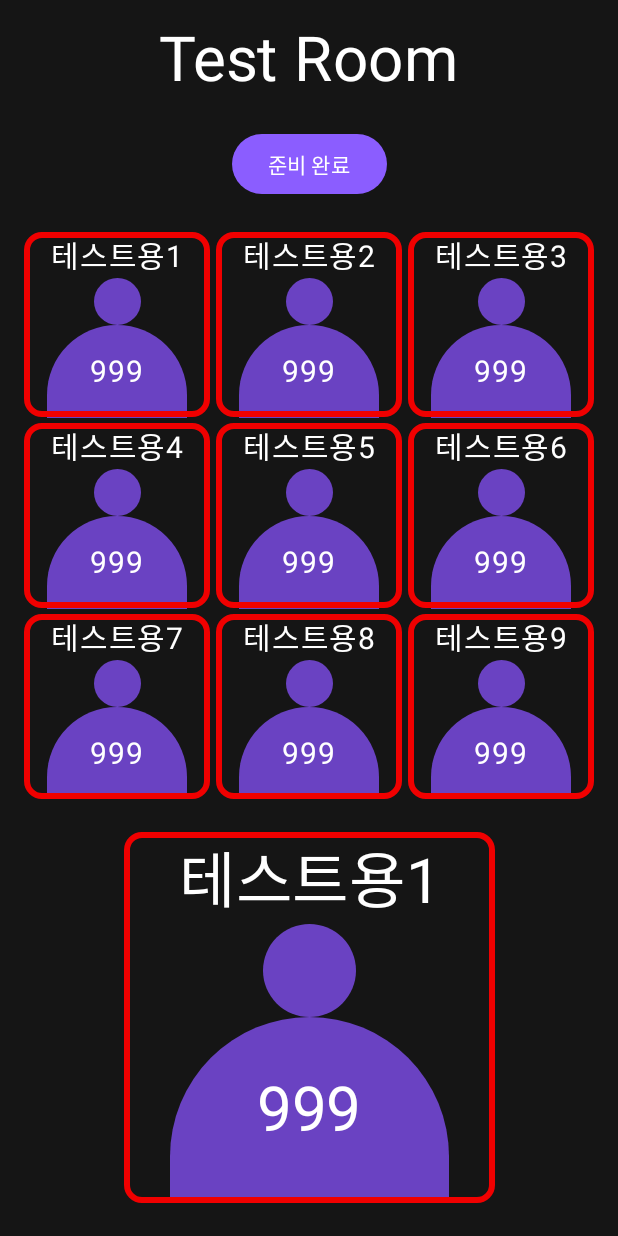
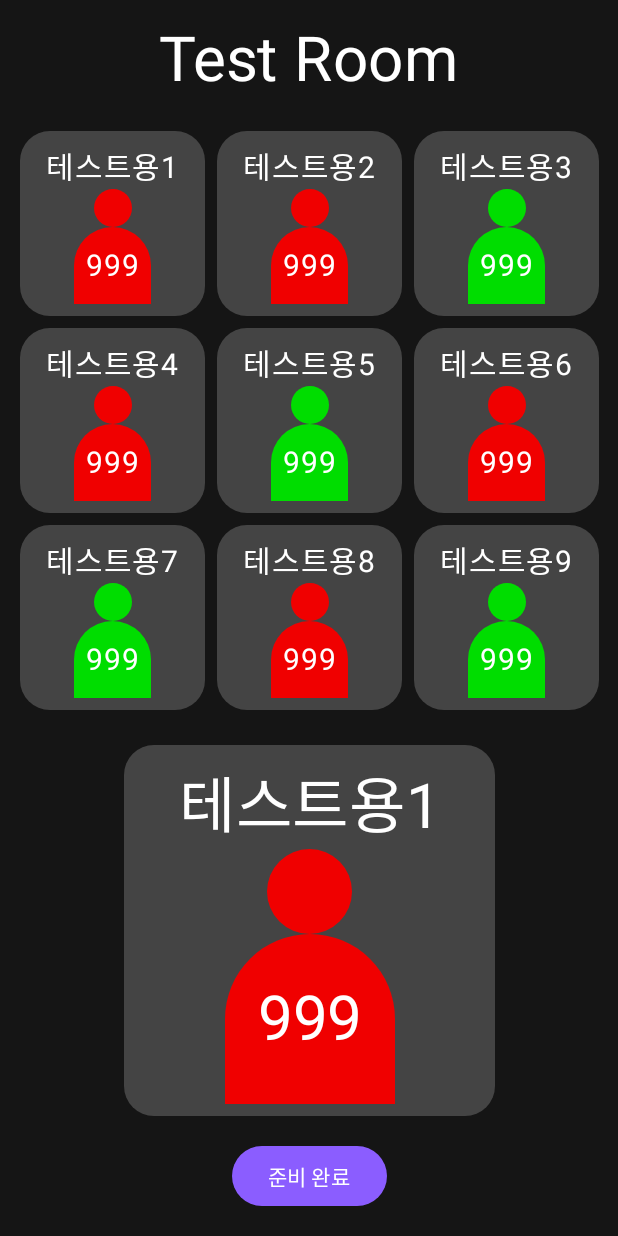
Before and after one commit to SharonProject1/SharonApp, an Android app built with Jetpack Compose: the screen it shows after launch (MainActivity), after a tap on "게임 시작", on a phone screen of 412 x 824 dp. Run offline under Robolectric (Android 15) with nearby library versions, the phone set to English and light mode, and no system bars.

Commit message:
WaitingRoom 수정

```diff
--- a/app/src/main/java/com/example/sharon/screens/WaitingRoom.kt
+++ b/app/src/main/java/com/example/sharon/screens/WaitingRoom.kt
@@ -2,13 +2,13 @@ package com.example.sharon.screens
 
 import android.content.res.Configuration
 import androidx.compose.foundation.background
-import androidx.compose.foundation.border
 import androidx.compose.foundation.layout.Arrangement
 import androidx.compose.foundation.layout.Box
 import androidx.compose.foundation.layout.Column
 import androidx.compose.foundation.layout.Spacer
 import androidx.compose.foundation.layout.aspectRatio
 import androidx.compose.foundation.layout.fillMaxSize
+import androidx.compose.foundation.layout.height
 import androidx.compose.foundation.layout.padding
 import androidx.compose.foundation.layout.size
 import androidx.compose.foundation.lazy.grid.GridCells
@@ -27,13 +27,28 @@ import androidx.compose.runtime.remember
 import androidx.compose.ui.Alignment
 import androidx.compose.ui.Modifier
 import androidx.compose.ui.draw.clip
+import androidx.compose.ui.graphics.Color
 import androidx.compose.ui.platform.LocalConfiguration
 import androidx.compose.ui.text.style.TextOverflow
 import androidx.compose.ui.tooling.preview.Preview
 import androidx.compose.ui.unit.dp
 import androidx.compose.ui.unit.sp
+import com.example.sharon.ui.theme.Green
 import com.example.sharon.ui.theme.Red
 import com.example.sharon.ui.theme.SharonTheme
+
+// 추후 삭제 요망
+val testData = listOf(
+    listOf("테스트용1", "999", "false", "true", "false"),
+    listOf("테스트용2", "999", "false", "true", "false"),
+    listOf("테스트용3", "999", "true", "true", "false"),
+    listOf("테스트용4", "999", "false", "true", "false"),
+    listOf("테스트용5", "999", "true", "true", "false"),
+    listOf("테스트용6", "999", "false", "true", "false"),
+    listOf("테스트용7", "999", "true", "true", "false"),
+    listOf("테스트용8", "999", "false", "true", "false"),
+    listOf("테스트용9", "999", "true", "true", "false")
+)
 
 class WaitingRoom {
     companion object {
@@ -42,100 +57,95 @@ class WaitingRoom {
             val screenWidth = configuration.screenWidthDp
             val screenHeight = configuration.screenHeightDp
 
-            val playerData: List<List<String>>
+            val playerData: List<List<String>> = testData
 
-            val testData = listOf(
-                listOf("테스트용1", "999", "false", "true", "false"),
-                listOf("테스트용2", "999", "false", "true", "false"),
-                listOf("테스트용3", "999", "true", "true", "false"),
-                listOf("테스트용4", "999", "false", "true", "false"),
-                listOf("테스트용5", "999", "true", "true", "false"),
-                listOf("테스트용6", "999", "false", "true", "false"),
-                listOf("테스트용7", "999", "true", "true", "false"),
-                listOf("테스트용8", "999", "false", "true", "false"),
-                listOf("테스트용9", "999", "true", "true", "false")
-            )
-            playerData = testData
-
-            val numberOfPlayers  by remember { mutableStateOf(playerData.size) }
+            val numberOfPlayers by remember { mutableStateOf(playerData.size) }
 
             Scaffold { innerPadding ->
                 Box(
                     modifier = Modifier
                         .background(MaterialTheme.colorScheme.background)
                         .fillMaxSize()
-                        .padding(innerPadding)
+                        .padding(innerPadding),
                 ) {
                     Column(
-                        modifier = Modifier
-                            .fillMaxSize()
-                            .padding(16.dp, 16.dp, 16.dp),
                         verticalArrangement = Arrangement.Center,
-                        horizontalAlignment = Alignment.CenterHorizontally
+                        horizontalAlignment = Alignment.CenterHorizontally,
+                        modifier = Modifier.fillMaxSize()
                     ) {
+                        Spacer(modifier = Modifier.height((screenHeight * 2/100).dp))
                         Text(
                             text = "Test Room",
                             fontSize = (screenWidth * 10/100).sp
                         )
-                        Spacer(modifier = Modifier.weight(1f))
-                        Button(
-                            onClick = {nextScreen()},
-                            colors = ButtonDefaults.buttonColors(
-                                containerColor = MaterialTheme.colorScheme.primary,
-                                contentColor = MaterialTheme.colorScheme.onPrimary
-                            ),
-                            modifier = Modifier.align(Alignment.CenterHorizontally)
-                        ) {
-                            Text("준비 완료")
-                        }
-                        Spacer(modifier = Modifier.weight(1f))
+                        Spacer(modifier = Modifier.height((screenHeight * 2/100).dp))
+
+                        val cellSize = screenWidth * 30/100
                         LazyVerticalGrid(
-                            horizontalArrangement = Arrangement.spacedBy((screenWidth * 1/100).dp),
-                            verticalArrangement = Arrangement.spacedBy((screenWidth * 1/100).dp),
-                            columns = GridCells.Adaptive(minSize = (screenWidth * 30/100).dp)
+                            horizontalArrangement = Arrangement.spacedBy((screenWidth * 2/100).dp, Alignment.CenterHorizontally),
+                            verticalArrangement = Arrangement.spacedBy((screenWidth * 2/100).dp, Alignment.CenterVertically),
+                            columns = GridCells.FixedSize(cellSize.dp),
+                            modifier = Modifier.weight(1f)
                         ) {
                             items(numberOfPlayers) { index ->
                                 PlayerBox(
-                                    width = (screenWidth * 30/100),
+                                    size = cellSize,
                                     index = index,
                                     screenWidth = screenWidth,
                                     playerData = playerData
                                 )
                             }
                         }
-                        Spacer(modifier = Modifier.weight(1f))
+                        Spacer(modifier = Modifier.height((screenHeight * 2/100).dp))
                         PlayerBox(
-                            width = (screenWidth * 60/100),
+                            size = (screenHeight * 30/100),
                             index = 0,
                             screenWidth = screenWidth,
                             playerData = playerData
+                        )
+                        Spacer(modifier = Modifier.height((screenHeight * 2/100).dp))
+                        Button(
+                            onClick = { nextScreen() },
+                            colors = ButtonDefaults.buttonColors(
+                                containerColor = MaterialTheme.colorScheme.primary,
+                                contentColor = MaterialTheme.colorScheme.onPrimary
                             )
-                        Spacer(modifier = Modifier.weight(1f))
+                        ) {
+                            Text("준비 완료")
+                        }
+                        Spacer(modifier = Modifier.height((screenHeight * 2/100).dp))
                     }
                 }
             }
         }
     }
 }
+
 @Composable
-fun PlayerBox(width: Int, index: Int, screenWidth: Int, playerData: List<List<String>>) {
+fun PlayerBox(size: Int, index: Int, screenWidth: Int, playerData: List<List<String>>) {
+
+    var figureColor = Red
+
+    val isReady = playerData[index][2]
+    if(isReady == "true")
+        figureColor = Green
+
     Box(
         modifier = Modifier
-            .border(
-                width = (screenWidth * 1/100).dp,
-                color = Red,
-                shape = RoundedCornerShape((screenWidth * 3/100).dp)
-            )
-            .size(width.dp)
+            .clip(RoundedCornerShape((screenWidth * 5/100).dp))
+            .background(color = Color.DarkGray)
+            .size(size.dp)
             .aspectRatio(1f)
     ) {
         Column(
             horizontalAlignment = Alignment.CenterHorizontally,
-            modifier = Modifier.fillMaxSize()
+            modifier = Modifier
+                .padding(top = (screenWidth * 2/100).dp, bottom = (screenWidth * 2/100).dp)
+                .fillMaxSize()
         ) {
             Text(
                 text = playerData[index][0],
-                fontSize = (width/6).sp,
+                fontSize = (size/6).sp,
                 maxLines = 1,
                 overflow = TextOverflow.Ellipsis
             )
@@ -150,22 +160,23 @@ fun PlayerBox(width: Int, index: Int, screenWidth: Int, playerData: List<List<St
                 ) {
                     Box(
                         modifier = Modifier
+                            .clip(CircleShape)
+                            .background(figureColor)
+                            .weight(1f)
                             .aspectRatio(1f)
-                            .clip(CircleShape)
-                            .background(MaterialTheme.colorScheme.secondary)
-                            .weight(1f)
                             .fillMaxSize()
                     )
                     Box(
                         modifier = Modifier
-                            .clip(RoundedCornerShape((width * 128/60).dp, (width * 128/60).dp))
-                            .background(MaterialTheme.colorScheme.secondary)
+                            .clip(RoundedCornerShape((size * 64/30).dp, (size * 64/30).dp))
+                            .background(figureColor)
                             .weight(2f)
+                            .aspectRatio(1f)
                             .fillMaxSize()
                     ) {
                         Text(
                             text = playerData[index][1],
-                            fontSize = (width/6).sp,
+                            fontSize = (size/6).sp,
                             modifier = Modifier.align(Alignment.Center)
                         )
                     }
```
Also changed, not shown: app/src/main/java/com/example/sharon/MainActivity.kt (+8 -2 lines).
